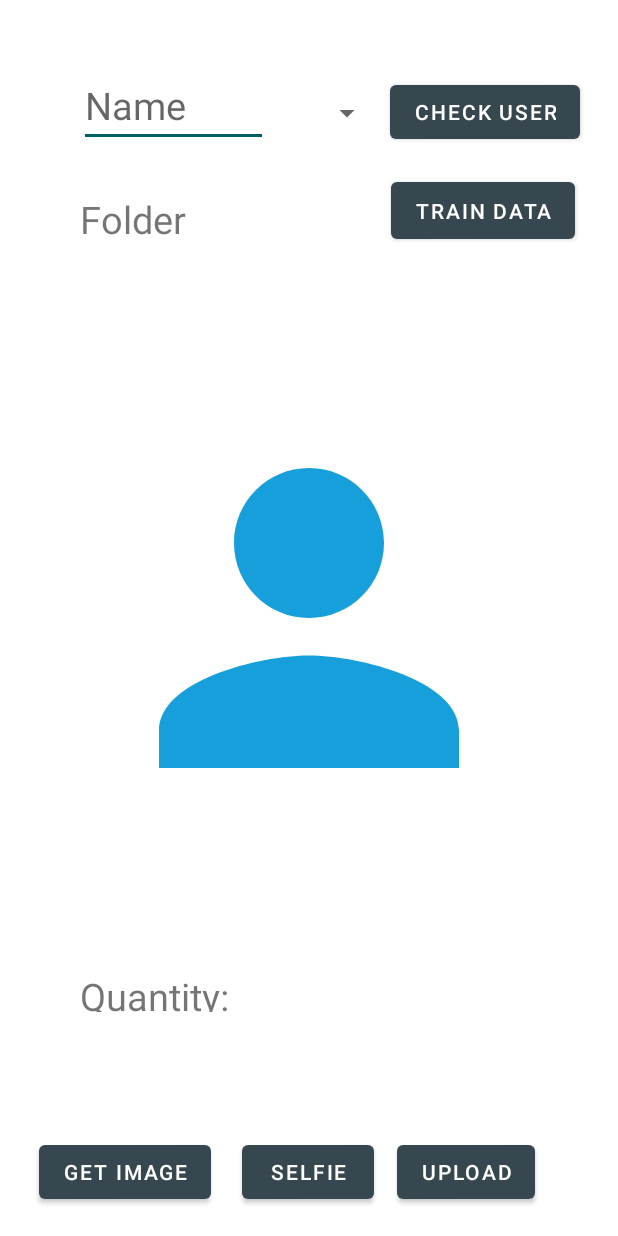
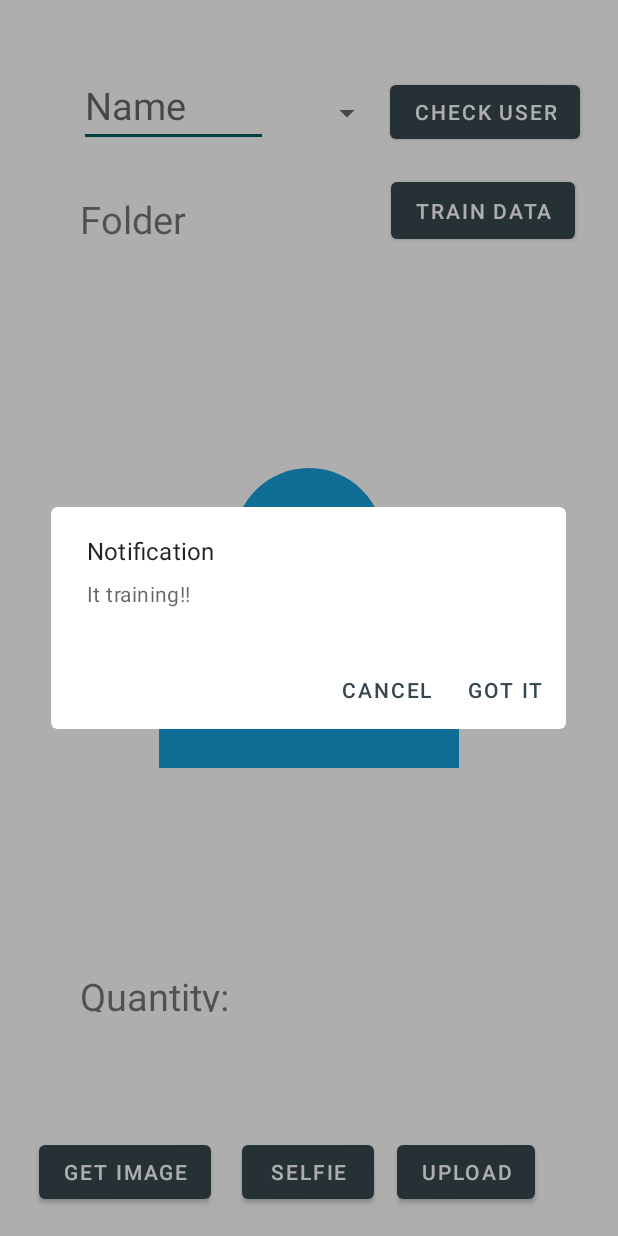
Before and after one commit to nguyen11122001/HomeTracking, an Android app: the UploadActivity screen opened directly, with no data from a screen before it, after a tap on "TRAIN DATA", on a phone screen of 412 x 824 dp. Run offline under Robolectric (Android 15) with nearby library versions, the phone set to English and light mode, and no system bars; our stand-ins replace Firebase (no records; nobody signed in at launch, a user with empty details on screens opened directly); 1 statement that could not run was skipped.

Commit message:
bug upload image

```diff
--- a/PBL5/app/src/main/AndroidManifest.xml
+++ b/PBL5/app/src/main/AndroidManifest.xml
@@ -55,7 +55,7 @@
 
         <provider
             android:name="androidx.core.content.FileProvider"
-            android:authorities="com.example.android.fileprovider"
+            android:authorities="com.example.android.fileProvider32"
             android:exported="false"
             android:grantUriPermissions="true">
             <meta-data
--- a/PBL5/app/src/main/java/com/example/demoapp/NotificationService.java
+++ b/PBL5/app/src/main/java/com/example/demoapp/NotificationService.java
@@ -39,7 +39,8 @@ public class NotificationService extends Service {
                 {
                     NotificationDTO notificationDTO=dataSnapshot.getValue(NotificationDTO.class);
                     Log.d("debug1",notificationDTO.name );
-                    if(!notificationDTO.isVerified) {
+                    if(!notificationDTO.isNotifi) {
+                        myRef.child("notification/inf/isNotifi").setValue(true);
                         sendNotifcation("Thông báo mở cửa", notificationDTO.name + "\n" + notificationDTO.time);
                     }
                 }
--- a/PBL5/app/src/main/java/com/example/demoapp/UploadActivity.java
+++ b/PBL5/app/src/main/java/com/example/demoapp/UploadActivity.java
@@ -56,7 +56,7 @@ public class UploadActivity extends AppCompatActivity
     private Button btnChoose, btnUpload,btnSelfie,btnCheck, btnAdd,btnTrain;
     String currentPhotoPath;
     private Users user ;
-    static final int REQUEST_IMAGE_CAPTURE = 1;
+    static final int REQUEST_IMAGE_CAPTURE = 22;
     private ImageView imageView;
     private EditText fileName;
     private ArrayAdapter<String> adapter;
@@ -114,7 +114,7 @@ public class UploadActivity extends AppCompatActivity
         fileName  = findViewById(R.id.edtFolder);
         spinner = (Spinner)findViewById(R.id.spinner);
 
-        mDatabase = FirebaseDatabase.getInstance().getReference();
+        mDatabase = FirebaseDatabase.getInstance().getReference("UsersData/iH0qIYQfyzWzX5kQQRftJ1y422o2");
         storage = FirebaseStorage.getInstance();
         storageReference = storage.getReference();
         db = FirebaseFirestore.getInstance();
@@ -203,10 +203,26 @@ public class UploadActivity extends AppCompatActivity
     }
     public void train() {
 //        mDatabase.set
-        FirebaseUser user = mAuth.getCurrentUser();
+//        FirebaseUser user = mAuth.getCurrentUser();
         Log.d("TAG", "Error getting documents: key"+ mDatabase.getKey());
-        Log.d("TAG", "Error getting documents: key 222"+ user.getUid());
-        mDatabase.child("Test").child("Test").setValue(true);
+//        Log.d("TAG", "Error getting documents: key 222"+ user.getUid());
+        mDatabase.child("trainData").child("train").setValue(true);
+        new MaterialAlertDialogBuilder(this)
+                .setTitle("Notification")
+                .setMessage("It training!!")
+                .setPositiveButton("GOT IT", new DialogInterface.OnClickListener() {
+                    @Override
+                    public void onClick(DialogInterface dialogInterface, int i) {
+
+                    }
+                })
+                .setNegativeButton("CANCEL", new DialogInterface.OnClickListener() {
+                    @Override
+                    public void onClick(DialogInterface dialogInterface, int i) {
+
+                    }
+                })
+                .show();
     }
 
     private Boolean checkFolder(String name){
@@ -450,11 +466,13 @@ public class UploadActivity extends AppCompatActivity
         String timeStamp = new SimpleDateFormat("yyyyMMdd_HHmmss").format(new Date());
         String imageFileName = "JPEG_" + timeStamp + "_";
         File storageDir = getExternalFilesDir(Environment.DIRECTORY_PICTURES);
+//        File storageDir = getExternalFilesDir("Pictures2");
         File image = File.createTempFile(
                 imageFileName,  /* prefix */
                 ".jpg",         /* suffix */
                 storageDir      /* directory */
         );
+
         // Save a file: path for use with ACTION_VIEW intents
         currentPhotoPath = image.getAbsolutePath();
         return image;
@@ -462,7 +480,8 @@ public class UploadActivity extends AppCompatActivity
 
     //save image by uri
     private void dispatchTakePictureIntent() {
-        Intent takePictureIntent = new Intent(MediaStore.ACTION_IMAGE_CAPTURE);
+        Intent takePictureIntent = new Intent(MediaStore.ACTION_IMAGE_CAPTURE_SECURE);
+//        Intent takePictureIntent = new Intent(MediaStore.ACTION_IMAGE_CAPTURE);
         // Ensure that there's a camera activity to handle the intent
         if (takePictureIntent.resolveActivity(getPackageManager()) != null) {
             // Create the File where the photo should go
@@ -475,8 +494,10 @@ public class UploadActivity extends AppCompatActivity
             // Continue only if the File was successfully created
             if (photoFile != null) {
                 Uri photoURI = FileProvider.getUriForFile(this,
-                        "com.example.android.fileprovider",
+                        "com.example.android.fileProvider32",
                         photoFile);
+                Log.d("tatata:",photoFile.toString());
+                Log.d("tatata3333333333333333:",photoURI.toString());
                 takePictureIntent.putExtra(MediaStore.EXTRA_OUTPUT, photoURI);
                 filePath2=photoURI;
                 startActivityForResult(takePictureIntent, REQUEST_IMAGE_CAPTURE);
--- a/PBL5/app/src/main/java/com/example/demoapp/ViewModel/OnSwipeTouchListener.java
+++ b/PBL5/app/src/main/java/com/example/demoapp/ViewModel/OnSwipeTouchListener.java
@@ -22,8 +22,8 @@ public class OnSwipeTouchListener implements OnTouchListener {
 
     private final class GestureListener extends SimpleOnGestureListener {
 
-        private static final int SWIPE_THRESHOLD = 100;
-        private static final int SWIPE_VELOCITY_THRESHOLD = 100;
+        private static final int SWIPE_THRESHOLD = 50;
+        private static final int SWIPE_VELOCITY_THRESHOLD = 50;
 
 
         @Override
--- a/PBL5/app/src/main/res/xml/file_paths.xml
+++ b/PBL5/app/src/main/res/xml/file_paths.xml
@@ -1,4 +1,4 @@
 <?xml version="1.0" encoding="utf-8"?>
 <paths xmlns:android="http://schemas.android.com/apk/res/android">
-    <external-files-path name="my_images" path="Pictures" />
+    <external-files-path name="my_images" path="Pictures/" />
 </paths>
```
